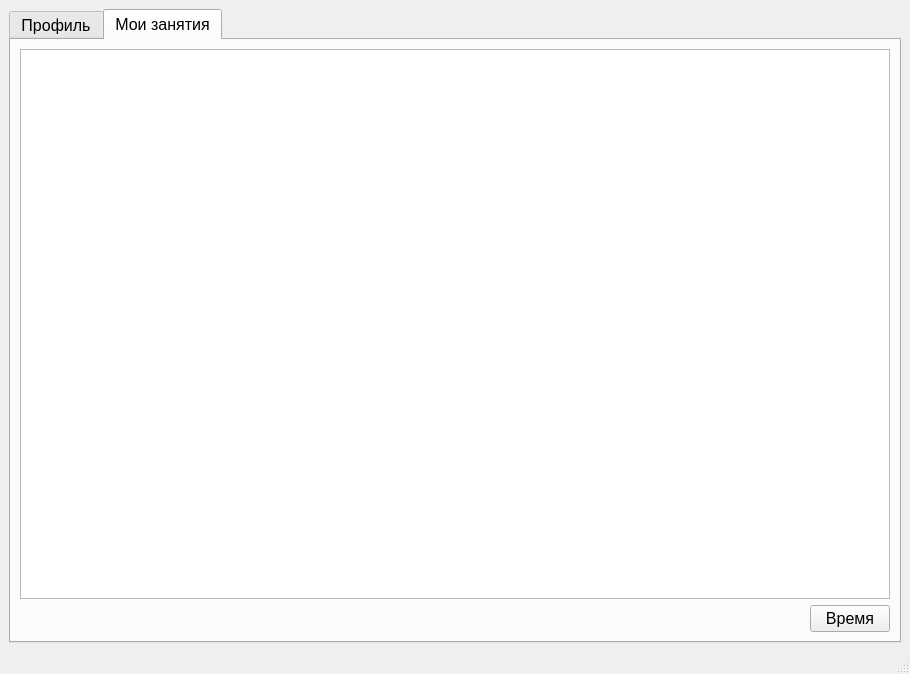
The window that Plan/teacherwindow.ui (Undetaker45/MDKP) describes before a commit, drawn with Qt 5.
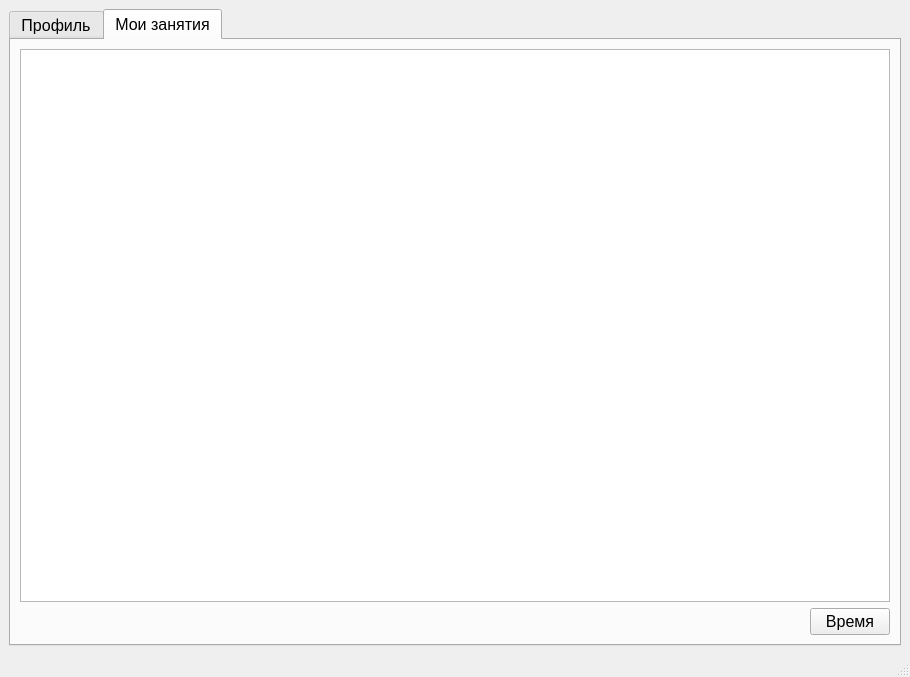
The same window after the commit.

Patch:
```diff
--- a/Plan/teacherwindow.ui
+++ b/Plan/teacherwindow.ui
@@ -7,7 +7,7 @@
     <x>0</x>
     <y>0</y>
     <width>910</width>
-    <height>674</height>
+    <height>677</height>
    </rect>
   </property>
   <property name="windowTitle">
```
Left out of the diff: 18 changed lines with no effect on the pictures.
